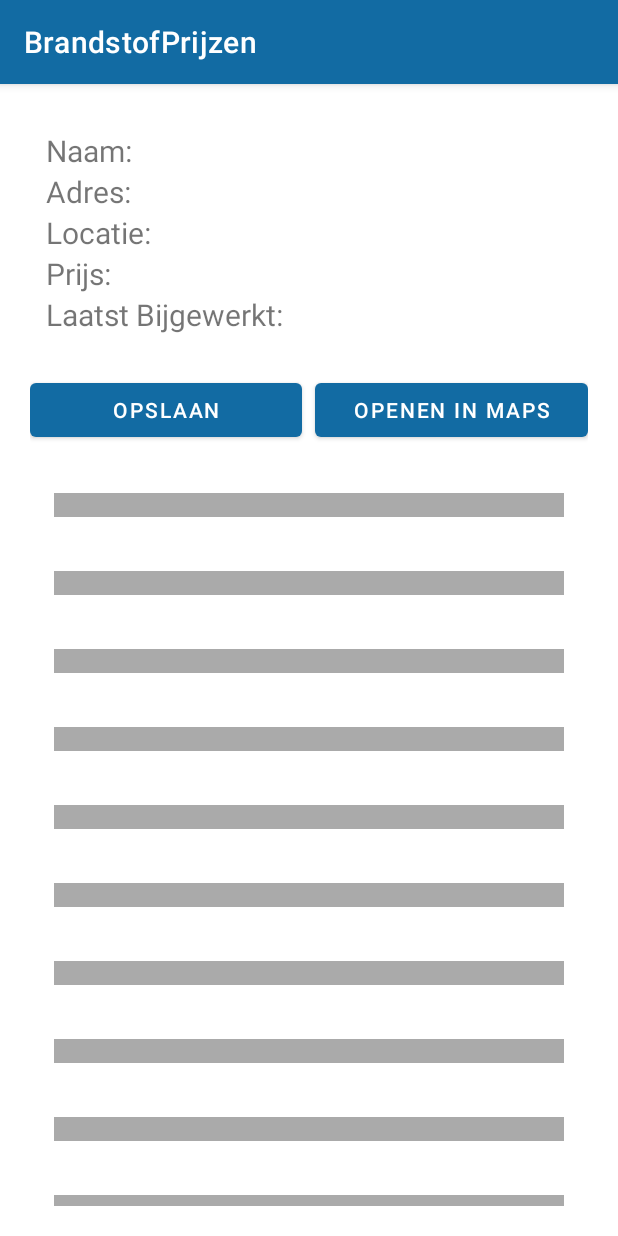
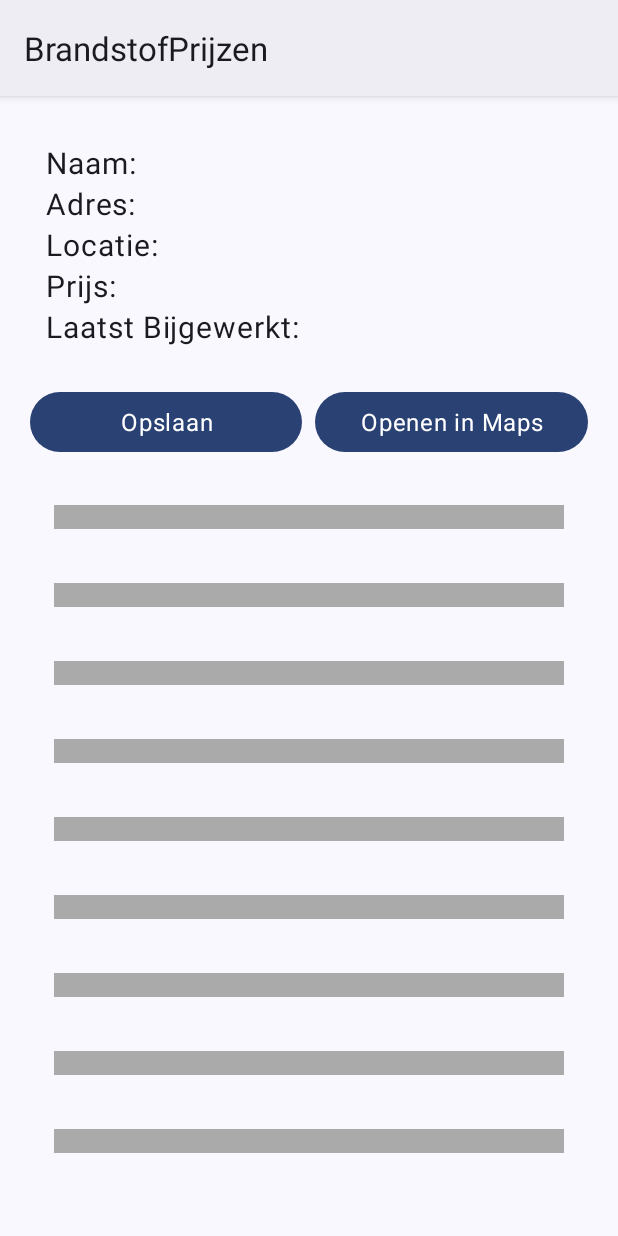
Before and after one commit to HutsaJens/BrandstofPrijzen, an Android app: the ListFragment screen opened directly, with no data from a screen before it, on a phone screen of 412 x 824 dp. Run offline under Robolectric (Android 15) with nearby library versions, the phone set to English and light mode, and no system bars; our stand-ins replace Shimmer; 1 statement that could not run was skipped.

Commit message:
added batching
Batching added in previous commit did not work as expected
Updated the UI to use the dynamic coloring and the material3 fonts etc.

```diff
--- a/app/build.gradle
+++ b/app/build.gradle
@@ -44,6 +44,7 @@ dependencies {
     implementation 'com.squareup.moshi:moshi-kotlin:1.12.0'
     implementation 'com.google.code.gson:gson:2.10.1'
 
+    implementation 'com.google.android.material:material:1.12.0' // or the latest version
 
     implementation 'io.github.cdimascio:dotenv-kotlin:6.4.1'
     implementation 'androidx.core:core-ktx:1.13.1'
--- a/app/src/main/res/layout/activity_brandstof.xml
+++ b/app/src/main/res/layout/activity_brandstof.xml
@@ -28,6 +28,7 @@
             android:layout_width="0dp"
             android:layout_height="match_parent"
             android:layout_weight="1"
+            android:textAppearance="?attr/textAppearanceBodyLarge"
             android:text="@string/favButtonString" />
 
         <Space
@@ -40,6 +41,7 @@
             android:layout_width="0dp"
             android:layout_height="match_parent"
             android:layout_weight="1"
+            android:textAppearance="?attr/textAppearanceBodyLarge"
             android:text="@string/openen_in_maps" />
     </LinearLayout>
 
--- a/app/src/main/res/layout/activity_main.xml
+++ b/app/src/main/res/layout/activity_main.xml
@@ -16,6 +16,7 @@
         app:layout_constraintStart_toStartOf="parent"
         app:layout_constraintTop_toTopOf="parent"
         app:layout_constraintVertical_bias="0.5"
+        android:textAppearance="?attr/textAppearanceBodyLarge"
         tools:ignore="DuplicateSpeakableTextCheck" />
 
     <Button
@@ -26,6 +27,7 @@
         app:layout_constraintEnd_toEndOf="@+id/button_search_tankstation"
         app:layout_constraintStart_toStartOf="@+id/button_search_tankstation"
         app:layout_constraintTop_toBottomOf="@+id/button_search_tankstation"
+        android:textAppearance="?attr/textAppearanceBodyLarge"
         tools:ignore="DuplicateSpeakableTextCheck" />
 
     <Spinner
@@ -33,6 +35,7 @@
         android:layout_width="250dp"
         android:layout_height="53dp"
         android:contentDescription="@string/zoek_tankstations"
+        android:textAppearance="?attr/textAppearanceBodyLarge"
         app:layout_constraintBottom_toTopOf="@+id/button_search_tankstation"
         app:layout_constraintEnd_toEndOf="@+id/button_search_tankstation" />
 
@@ -44,6 +47,7 @@
         android:text="Favorieten"
         app:layout_constraintEnd_toEndOf="@+id/button_local"
         app:layout_constraintHorizontal_bias="0.0"
+        android:textAppearance="?attr/textAppearanceBodyLarge"
         app:layout_constraintStart_toStartOf="@+id/button_local"
         app:layout_constraintTop_toBottomOf="@+id/button_local" />
 
--- a/app/src/main/res/layout/fragment_brandstof_details.xml
+++ b/app/src/main/res/layout/fragment_brandstof_details.xml
@@ -17,6 +17,7 @@
             android:layout_width="75dp"
             android:layout_height="wrap_content"
             android:text="Naam: "
+            android:textAppearance="?attr/textAppearanceBodyLarge"
             android:textSize="20sp" />
 
         <TextView
@@ -24,6 +25,7 @@
             android:layout_width="wrap_content"
             android:layout_height="wrap_content"
             android:textSize="20sp"
+            android:textAppearance="?attr/textAppearanceBodyLarge"
             android:layout_toEndOf="@+id/labelNaam" />
 
         <TextView
@@ -32,6 +34,7 @@
             android:layout_height="wrap_content"
             android:textSize="20sp"
             android:layout_below="@+id/labelNaam"
+            android:textAppearance="?attr/textAppearanceBodyLarge"
             android:text="Adres: " />
 
         <TextView
@@ -40,6 +43,7 @@
             android:layout_height="wrap_content"
             android:layout_below="@+id/tvNaam"
             android:textSize="20sp"
+            android:textAppearance="?attr/textAppearanceBodyLarge"
             android:layout_toEndOf="@+id/labelAdres" />
 
         <TextView
@@ -48,6 +52,7 @@
             android:layout_height="wrap_content"
             android:textSize="20sp"
             android:layout_below="@+id/labelAdres"
+            android:textAppearance="?attr/textAppearanceBodyLarge"
             android:text="Locatie: " />
 
         <TextView
@@ -56,6 +61,7 @@
             android:layout_height="wrap_content"
             android:layout_below="@+id/tvAdres"
             android:textSize="20sp"
+            android:textAppearance="?attr/textAppearanceBodyLarge"
             android:layout_toEndOf="@+id/labelLocatie" />
 
 
@@ -65,6 +71,7 @@
             android:layout_height="wrap_content"
             android:textSize="20sp"
             android:layout_below="@+id/labelLocatie"
+            android:textAppearance="?attr/textAppearanceBodyLarge"
             android:text="Prijs: " />
 
         <TextView
@@ -73,6 +80,7 @@
             android:layout_height="wrap_content"
             android:layout_below="@+id/tvLocatie"
             android:textSize="20sp"
+            android:textAppearance="?attr/textAppearanceBodyLarge"
             android:layout_toEndOf="@+id/labelPrijs" />
 
         <TextView
@@ -81,6 +89,7 @@
             android:layout_height="wrap_content"
             android:layout_below="@+id/labelPrijs"
             android:textSize="20sp"
+            android:textAppearance="?attr/textAppearanceBodyLarge"
             android:text="Laatst Bijgewerkt: " />
 
         <TextView
@@ -89,6 +98,7 @@
             android:layout_height="wrap_content"
             android:layout_below="@+id/tvPrijs"
             android:textSize="20sp"
+            android:textAppearance="?attr/textAppearanceBodyLarge"
             android:layout_toEndOf="@+id/labelDate" />
 
     </RelativeLayout>
--- a/app/src/main/res/values-night/themes.xml
+++ b/app/src/main/res/values-night/themes.xml
@@ -1,16 +1,6 @@
 <resources xmlns:tools="http://schemas.android.com/tools">
-    <!-- Base application theme. -->
-    <style name="Theme.BrandstofPrijzen" parent="Theme.MaterialComponents.DayNight.DarkActionBar">
-        <!-- Primary brand color. -->
-        <item name="colorPrimary">@color/purple_200</item>
-        <item name="colorPrimaryVariant">@color/purple_700</item>
-        <item name="colorOnPrimary">@color/black</item>
-        <!-- Secondary brand color. -->
-        <item name="colorSecondary">@color/teal_200</item>
-        <item name="colorSecondaryVariant">@color/teal_200</item>
-        <item name="colorOnSecondary">@color/black</item>
-        <!-- Status bar color. -->
-        <item name="android:statusBarColor">?attr/colorPrimaryVariant</item>
-        <!-- Customize your theme here. -->
+    <!-- Base application theme for night mode. -->
+    <style name="Theme.BrandstofPrijzen" parent="Theme.Material3.DynamicColors.DayNight">
+        <!-- You can override specific night mode colors here if needed -->
     </style>
 </resources>
--- a/app/src/main/res/values/themes.xml
+++ b/app/src/main/res/values/themes.xml
@@ -1,16 +1,15 @@
 <resources xmlns:tools="http://schemas.android.com/tools">
     <!-- Base application theme. -->
-    <style name="Theme.BrandstofPrijzen" parent="Theme.MaterialComponents.DayNight.DarkActionBar">
-        <!-- Primary brand color. -->
-        <item name="colorPrimary">@color/blue_700</item>
-        <item name="colorPrimaryVariant">@color/blue_700</item>
-        <item name="colorOnPrimary">@color/white</item>
-        <!-- Secondary brand color. -->
-        <item name="colorSecondary">@color/teal_200</item>
-        <item name="colorSecondaryVariant">@color/teal_700</item>
-        <item name="colorOnSecondary">@color/black</item>
-        <!-- Status bar color. -->
-        <item name="android:statusBarColor">?attr/colorPrimaryVariant</item>
+    <style name="Theme.BrandstofPrijzen" parent="Theme.Material3.DynamicColors.DayNight">
+        <!-- Use Material3 dynamic colors -->
+        <!-- Optional: If you want to override some specific colors, you can do it here -->
+        <!-- For example: -->
+        <!-- <item name="colorPrimary">@color/some_color</item> -->
+        <!-- <item name="colorSecondary">@color/another_color</item> -->
+
+        <!-- You can still customize non-color attributes, like the status bar color -->
+        <item name="android:statusBarColor">?attr/colorSecondaryVariant</item>
+
         <!-- Customize your theme here. -->
     </style>
 </resources>
```
Also changed, not shown: app/src/main/java/com/example/brandstofprijzen/application/adapter/PetrolStationListAdapter.kt (+19 -8 lines), app/src/main/java/com/example/brandstofprijzen/ui/ListFragment.kt (+48 -36 lines).
